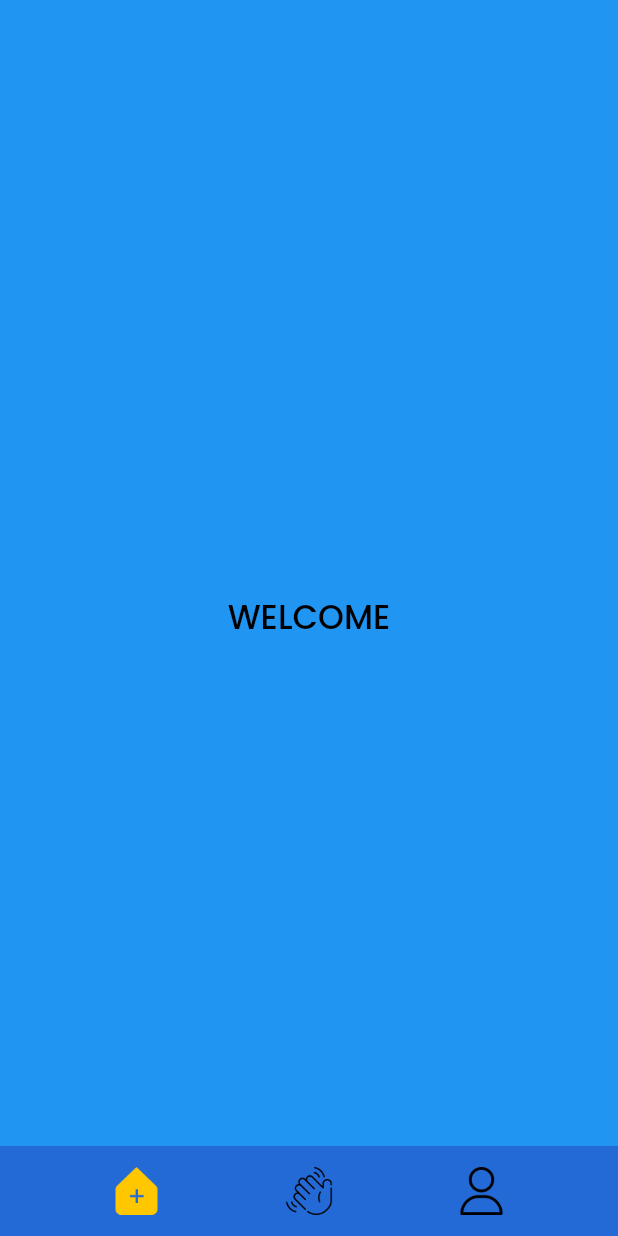
After one commit to yogiprasetio/test_android_flutter_omega, a Flutter app: the PageOne screen opened directly, on a phone screen of 412 x 824 dp. The commit adds this screen. Run offline on Flutter 3.47's test engine with Material 2 defaults, Android fonts, the phone set to English and light mode, and no system bars; our stand-ins replace get, google_fonts, supercharged.

Commit message:
add pageOne.dart

```diff
--- a/lib/shared/theme.dart
+++ b/lib/shared/theme.dart
@@ -6,6 +6,7 @@ Color secondaryColor= "236AD6".toColor();
 Color thirdColor = "D7415D".toColor();
 Color fourthColor = "FFD960".toColor();
 TextStyle greyFontStyle = GoogleFonts.poppins().copyWith(color: Colors.blueGrey[900]);
+TextStyle redFontStyle1 = GoogleFonts.poppins().copyWith(color: thirdColor, fontSize: 22, fontWeight: FontWeight.w500);
 TextStyle blackFontStyle1 = GoogleFonts.poppins().copyWith(color: Colors.black, fontSize: 22, fontWeight: FontWeight.w500);
 TextStyle blackFontStyle2 = GoogleFonts.poppins().copyWith(color: Colors.black, fontSize: 16, fontWeight: FontWeight.w300);
 TextStyle blackFontStyle4 = GoogleFonts.poppins().copyWith(color: "D7415D".toColor(), fontSize: 16, fontWeight: FontWeight.w300);
--- a/lib/ui/pages/login.dart
+++ b/lib/ui/pages/login.dart
@@ -115,14 +115,14 @@ class Login extends StatelessWidget {
                         onPressed: () {
                           userName = userNameController.text;
                           password = passwordController.text;
-                          if(userName == "gbs_user" && password == "12345" ){
-                                // Navigator.push(context, MaterialPageRoute(builder: (context) => HomePage()));
+                          if(userName == "user" && password == "123456" ){
+                                 Navigator.push(context, MaterialPageRoute(builder: (context) => PageOne()));
                             }else{
                               ScaffoldMessenger.of(context).showSnackBar(
                                 SnackBar(
                                   backgroundColor: Colors.red,
                                   content: Text(
-                                    'maaf anda tidak bisa mengakses modul tersebut!',
+                                    'INVALID CREDENTIALS!',
                                     textAlign: TextAlign.center,
                                   ),
                                   ),
@@ -149,9 +149,7 @@ class Login extends StatelessWidget {
                           child: Text(
                             "LOGIN",
                             textAlign: TextAlign.center,
-                            style: TextStyle(
-                              fontWeight: FontWeight.bold
-                            ),
+                            style: redFontStyle1,
                           ),
                         ),
                       ),
--- /dev/null
+++ b/lib/ui/pages/pageone.dart
@@ -0,0 +1,62 @@
+part of 'pages.dart';
+
+class PageOne extends StatefulWidget {
+  @override
+  _PageOneState createState() => _PageOneState();
+}
+
+class _PageOneState extends State<PageOne> {
+  int selectedPage = 0;
+  PageController pageController = PageController(initialPage: 0);
+
+  @override
+  Widget build(BuildContext context) {
+    return Scaffold(
+      body: Stack(
+        children: [
+          Container(
+            color: secondaryColor,
+          ),
+          SafeArea(
+            child: Container(
+              color: mainColor,
+            ),
+          ),
+          SafeArea(
+            child: PageView(
+              controller: pageController,
+              onPageChanged: (index) {
+                setState(() {
+                  selectedPage = index;
+                });
+              },
+              children: [
+                Center(
+                  child: Text("WELCOME", style: blackFontStyle1,),
+                ),
+                Center(
+                  child: Text("Hello", style: blackFontStyle1,),
+                ),
+                Center(
+                  child: Text("Profile", style: blackFontStyle1,),
+                ),
+              ],
+            ),
+          ),
+          Align(
+            alignment: Alignment.bottomCenter,
+            child: CustomBottomNavbar(
+              selectedIndex: selectedPage,
+              onTap: (index) {
+                setState(() {
+                  selectedPage = index;
+                });
+                pageController.jumpToPage(selectedPage);
+              },
+            ),
+          ),
+        ],
+      ),
+    );
+  }
+}
--- a/lib/ui/pages/pages.dart
+++ b/lib/ui/pages/pages.dart
@@ -1,6 +1,8 @@
 import 'package:flutter/material.dart';
 import 'package:get/get.dart';
+import 'package:supercharged/supercharged.dart';
 import 'package:test_android_flutter_omega/shared/shared.dart';
 import 'package:test_android_flutter_omega/widget/widgets.dart';
 
 part 'login.dart';
+part 'pageone.dart';
--- /dev/null
+++ b/lib/widget/custom_bottom_navbar.dart
@@ -0,0 +1,77 @@
+part of 'widgets.dart';
+
+class CustomBottomNavbar extends StatelessWidget {
+  final int selectedIndex;
+  final Function(int index) onTap;
+
+  CustomBottomNavbar({this.selectedIndex = 0, required this.onTap});
+
+  @override
+  Widget build(BuildContext context) {
+    return Container(
+      height: 60,
+      width: double.infinity,
+      color: secondaryColor,
+      child: Row(
+        mainAxisAlignment: MainAxisAlignment.center,
+        children: [
+          GestureDetector(
+            onTap: () {
+              if (onTap != null){
+                onTap(0);
+              }
+            },
+            child: Container(
+              width: 32,
+              height: 32,
+              decoration: BoxDecoration(
+                  image: DecorationImage(
+                      image: AssetImage(
+                        'assets/images/ic_home' +
+                            ((selectedIndex == 0) ? '.png' : '_normal.png'),
+                      ),
+                      fit: BoxFit.contain)),
+            ),
+          ),
+          GestureDetector(
+            onTap: () {
+              if (onTap != null){
+                onTap(1);
+              }
+            },
+            child: Container(
+              width: 32,
+              height: 32,
+              margin: EdgeInsets.symmetric(horizontal: 83),
+              decoration: BoxDecoration(
+                  image: DecorationImage(
+                      image: AssetImage(
+                        'assets/images/waving_hand' +
+                            ((selectedIndex == 1) ? '.png' : '_normal.png'),
+                      ),
+                      fit: BoxFit.contain)),
+            ),
+          ),
+          GestureDetector(
+            onTap: () {
+              if (onTap != null){
+                onTap(2);
+              }
+            },
+            child: Container(
+              width: 32,
+              height: 32,
+              decoration: BoxDecoration(
+                  image: DecorationImage(
+                      image: AssetImage(
+                        'assets/images/ic_profile' +
+                            ((selectedIndex == 2) ? '.png' : '_normal.png'),
+                      ),
+                      fit: BoxFit.contain)),
+            ),
+          )
+        ],
+      ),
+    );
+  }
+}
--- a/lib/widget/widgets.dart
+++ b/lib/widget/widgets.dart
@@ -2,3 +2,4 @@ import 'package:flutter/material.dart';
 import 'package:test_android_flutter_omega/shared/shared.dart';
 
 part 'background.dart';
+part 'custom_bottom_navbar.dart';
```
Also changed, not shown: assets/images/ic_home.png (added), assets/images/ic_home_normal.png (added), assets/images/ic_order.png (added), assets/images/ic_order_normal.png (added), assets/images/ic_profile.png (added), assets/images/ic_profile_normal.png (added), assets/images/waving_hand.png (added), assets/images/waving_hand_normal.png (added).
